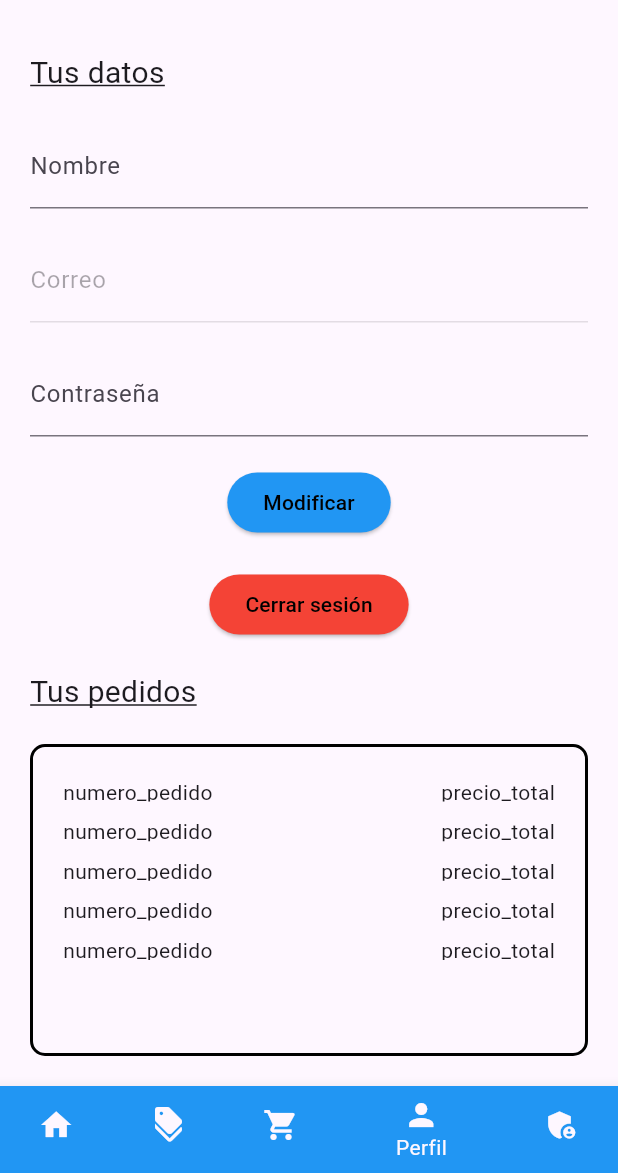
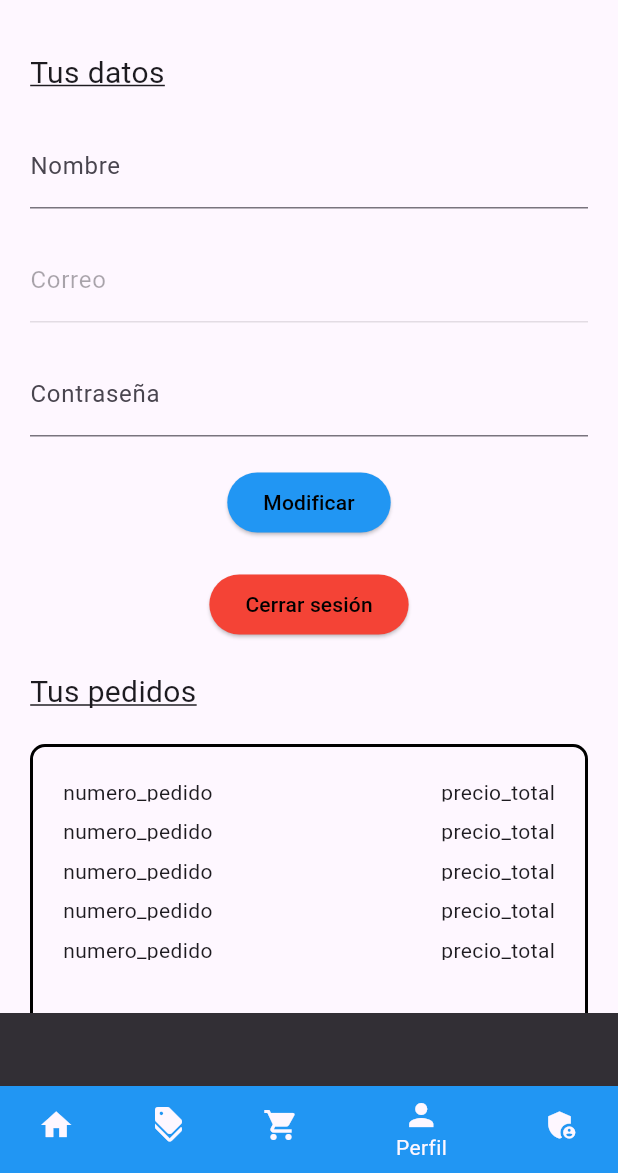
Before and after one commit to Sooleeerr/FlutterTFG, a Flutter app: the Home screen opened directly, item 4 of the bottom bar chosen, after a tap on "Modificar", on a phone screen of 412 x 824 dp, the part 63-1236 px from its top. Run offline on Flutter 3.47's test engine with Material 3 defaults, Android fonts, the light colour scheme and no system bars; our stand-ins replace shared_preferences; accounts and stored records are empty; network calls fail.

Commit message:
21/11 21:22

```diff
--- a/lib/services/ApiService.dart
+++ b/lib/services/ApiService.dart
@@ -14,6 +14,7 @@ class Constants {
   static String listaArticulosEndpoint = '/listaArticulos';
   static String listaArticulosPromocionEndpoint = "/articulosPromocion";
   static String registroUsuarioEndpoint = "/registroUsuario";
+  static String modificarUsuarioEndpoint = "/modificacionDatosUsuario";
 }
 //TODO API Carrito + Model
 //TODO API Lista Pedidos+Model
@@ -23,9 +24,36 @@ class Constants {
 //TODO API Realizar Pedido - Falta hacer API NODEJS de creación de pedido
 //TODO API Visitar Articulo
 
-//TODO API Modificar Datos Usuario
+class ApiService {
+  Future<Respuesta> modificarUsuario(nombre, email, password) async {
+    Respuesta respuesta = Respuesta();
+    try {
+      var url = Uri.parse(Constants.baseUrl +
+          Constants.modificarUsuarioEndpoint +
+          "/?nombreUsuario=" +
+          nombre +
+          "&idUsuario=" +
+          email +
+          "&contrasenaUsuario=" +
+          password);
+      log(url.toString());
+      var response = await http.put(url);
+      log(response.toString());
+      if (response.statusCode == 200) {
+        respuesta.respuestaCorrecta = true;
+        respuesta.mensajeRespuesta = response.body;
+        return Future.value(respuesta);
+      } else {
+        respuesta.respuestaCorrecta = false;
+        respuesta.mensajeRespuesta = response.body;
+        return Future.value(respuesta);
+      }
+    } catch (e) {
+      log(e.toString());
+    }
+    return Future.value(respuesta);
+  }
 
-class ApiService {
   Future<UsuarioModel?> login(usuario, password) async {
     try {
       var url = Uri.parse(Constants.baseUrl +
--- a/lib/widgets/admin.dart
+++ b/lib/widgets/admin.dart
@@ -1,10 +1,7 @@
 import 'package:flutter/material.dart';
 import 'package:tfg/widgets/pedido.dart';
 //TODO Diseño
-//TODO Copiar datos del usuario logado en los textfields
-//TODO Integrar API Modificar
-//TODO Integrar API Listado Pedidos
-//TODO navegar a pantalla Detalle Pedidos con parámetros
+//TODO Pantalla
 
 class Administrador extends StatelessWidget {
   const Administrador({Key? key}) : super(key: key);
--- a/lib/widgets/articuloCarrito.dart
+++ b/lib/widgets/articuloCarrito.dart
@@ -1,11 +1,23 @@
 import 'package:flutter/material.dart';
+import 'package:tfg/models/ArticuloModel.dart';
+import 'package:tfg/widgets/detalleArticulo.dart';
 
 class articuloCarrito extends StatelessWidget {
   const articuloCarrito({Key? key}) : super(key: key);
 
   @override
   Widget build(BuildContext context) {
-    return Row(
+    return GestureDetector(
+      onTap: () {
+        Navigator.push(
+          context,
+          MaterialPageRoute(
+              builder: (context) => DetalleArticulo(
+                    articulo: ArticuloModel(),
+                  )),
+        );
+      },
+      child: Row(
         children: [
           Flexible(
             flex: 8,
@@ -50,6 +62,7 @@ class articuloCarrito extends StatelessWidget {
             ),
           ),
         ],
+      ),
     );
   }
 }
--- a/lib/widgets/perfil.dart
+++ b/lib/widgets/perfil.dart
@@ -1,12 +1,13 @@
 // ignore_for_file: prefer_const_constructors
 
 import 'package:flutter/material.dart';
+import 'package:tfg/models/Respuesta.dart';
+import 'package:tfg/services/ApiService.dart';
 import 'package:tfg/widgets/pedido.dart';
 import 'package:shared_preferences/shared_preferences.dart';
 
 //TODO Diseño
 //TODO Owerflow Render Error
-//TODO Integrar API Modificar
 //TODO Integrar API Listado Pedidos
 //TODO navegar a pantalla Detalle Pedidos con parámetros
 
@@ -18,15 +19,15 @@ class Perfil extends StatefulWidget {
 }
 
 class _PerfilState extends State<Perfil> {
-/*  prefs.setString('nombre_usuario', _usuarioModel!.nombreUsuario);
-    prefs.setString('correo_usuario', _usuarioModel!.emailUsuario);
-    prefs.setString('password_usuario', _usuarioModel!.contraseaUsuario);
-*/
+  String _nombre = "";
+  String _email = "";
+  String _password = "";
 
   final TextEditingController _controllerNombre = TextEditingController();
   final TextEditingController _controllerEmail = TextEditingController();
   final TextEditingController _controllerPassword = TextEditingController();
   late SharedPreferences _prefs;
+  Respuesta registroOK = Respuesta();
 
   @override
   void initState() {
@@ -42,9 +43,36 @@ class _PerfilState extends State<Perfil> {
 
     setState(() {
       _controllerNombre.text = valorNombre;
+      _nombre = valorNombre;
       _controllerEmail.text = valorEmail;
+      _email = valorEmail;
       _controllerPassword.text = valorPassword;
+      _password = valorPassword;
     });
+  }
+
+  Future<bool> _modificarUsuario(nombre, email, password) async {
+    registroOK = (await ApiService().modificarUsuario(nombre, email, password));
+
+    return Future.value(registroOK.getRespuestaCorrecta);
+  }
+
+  _modificar() async {
+    String textoSnackBar;
+    Future<bool> res = _modificarUsuario(_nombre, _email, _password);
+
+    if (await res) {
+      textoSnackBar = "Cambios realizados";
+    } else {
+      textoSnackBar = registroOK.mensajeRespuesta;
+    }
+    final snackBar = SnackBar(
+      content: Text(textoSnackBar),
+    );
+
+    // Find the ScaffoldMessenger in the widget tree
+    // and use it to show a SnackBar.
+    ScaffoldMessenger.of(context).showSnackBar(snackBar);
   }
 
   @override
@@ -70,24 +98,32 @@ class _PerfilState extends State<Perfil> {
             TextField(
               decoration: InputDecoration(labelText: "Nombre"),
               controller: _controllerNombre,
+              onChanged: (texto) {
+                _nombre = texto;
+              },
             ),
             SizedBox(height: 20.0),
             TextField(
               decoration: InputDecoration(labelText: "Correo"),
               enabled: false,
               controller: _controllerEmail,
+              onChanged: (texto) {
+                _email = texto;
+              },
             ),
             SizedBox(height: 20.0),
             TextField(
               decoration: InputDecoration(labelText: "Contraseña"),
               controller: _controllerPassword,
               obscureText: true,
+              onChanged: (texto) {
+                _password = texto;
+              },
             ),
             SizedBox(height: 20.0),
             ElevatedButton(
               onPressed: () {
-                // Acción a realizar cuando se presiona el botón
-                print('Botón presionado');
+                _modificar();
               },
               style: ElevatedButton.styleFrom(
                 backgroundColor: Colors.blue,
```
Also changed, not shown: lib/widgets/registro.dart (+28 -28 lines), pubspec.lock. Lines whose indentation alone changed are shown as unchanged.
